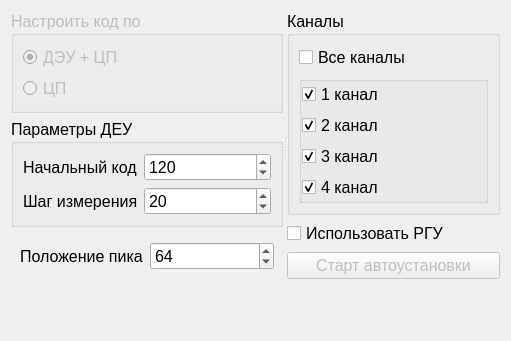
Old version of the form sprsettingsrentgenautosetwidget.ui in the repository longway34/SeparaterQt2.
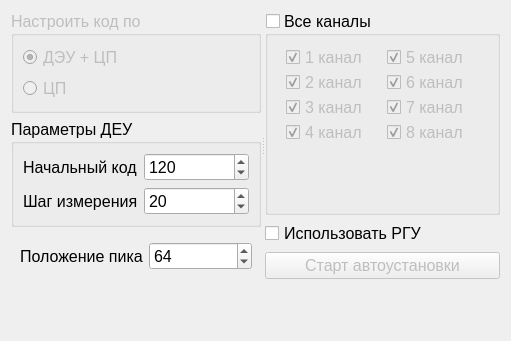
New version of the form.

```diff
--- a/sprsettingsrentgenautosetwidget.ui
+++ b/sprsettingsrentgenautosetwidget.ui
@@ -74,14 +74,14 @@
           <string>Параметры ДЕУ</string>
          </property>
          <layout class="QFormLayout" name="formLayout">
-          <item row="0" column="0">
+          <item row="1" column="0">
            <widget class="QLabel" name="label">
             <property name="text">
              <string>Начальный код</string>
             </property>
            </widget>
           </item>
-          <item row="0" column="1">
+          <item row="1" column="1">
            <widget class="QSpinBox" name="leCodeBegin">
             <property name="maximum">
              <number>1024</number>
@@ -91,14 +91,14 @@
             </property>
            </widget>
           </item>
-          <item row="1" column="0">
+          <item row="2" column="0">
            <widget class="QLabel" name="label_2">
             <property name="text">
              <string>Шаг измерения</string>
             </property>
            </widget>
           </item>
-          <item row="1" column="1">
+          <item row="2" column="1">
            <widget class="QSpinBox" name="leCodeStep">
             <property name="value">
              <number>20</number>
@@ -145,33 +145,23 @@
         <number>0</number>
        </property>
        <item>
-        <widget class="QGroupBox" name="groupBox_3">
+        <widget class="QGroupBox" name="gbAllChannels">
+         <property name="enabled">
+          <bool>true</bool>
+         </property>
          <property name="title">
-          <string>Каналы</string>
+          <string>Все каналы</string>
+         </property>
+         <property name="checkable">
+          <bool>true</bool>
+         </property>
+         <property name="checked">
+          <bool>false</bool>
          </property>
          <layout class="QVBoxLayout" name="verticalLayout_3">
           <item>
-           <widget class="QCheckBox" name="cbAllChannels">
-            <property name="text">
-             <string>Все каналы</string>
-            </property>
-            <property name="checked">
-             <bool>false</bool>
-            </property>
-           </widget>
-          </item>
-          <item>
-           <widget class="QGroupBox" name="gbChannels">
-            <property name="enabled">
-             <bool>true</bool>
-            </property>
-            <property name="title">
-             <string/>
-            </property>
-            <layout class="QVBoxLayout" name="verticalLayout_5">
-             <property name="leftMargin">
-              <number>0</number>
-             </property>
+           <widget class="QWidget" name="wAllChannels" native="true">
+            <layout class="QGridLayout" name="gridLayout">
              <property name="topMargin">
               <number>0</number>
              </property>
@@ -181,10 +171,23 @@
              <property name="bottomMargin">
               <number>0</number>
              </property>
-             <item>
+             <property name="spacing">
+              <number>0</number>
+             </property>
+             <item row="0" column="1">
+              <widget class="QCheckBox" name="cbChannel5">
+               <property name="text">
+                <string>5 канал</string>
+               </property>
+               <property name="checked">
+                <bool>true</bool>
+               </property>
+              </widget>
+             </item>
+             <item row="0" column="0">
               <widget class="QCheckBox" name="cbChannel1">
                <property name="enabled">
-                <bool>true</bool>
+                <bool>false</bool>
                </property>
                <property name="text">
                 <string>1 канал</string>
@@ -197,10 +200,10 @@
                </property>
               </widget>
              </item>
-             <item>
+             <item row="4" column="0">
               <widget class="QCheckBox" name="cbChannel2">
                <property name="enabled">
-                <bool>true</bool>
+                <bool>false</bool>
                </property>
                <property name="text">
                 <string>2 канал</string>
@@ -210,10 +213,10 @@
                </property>
               </widget>
              </item>
-             <item>
+             <item row="5" column="0">
               <widget class="QCheckBox" name="cbChannel3">
                <property name="enabled">
-                <bool>true</bool>
+                <bool>false</bool>
                </property>
                <property name="text">
                 <string>3 канал</string>
@@ -223,10 +226,10 @@
                </property>
               </widget>
              </item>
-             <item>
+             <item row="6" column="0">
               <widget class="QCheckBox" name="cbChannel4">
                <property name="enabled">
-                <bool>true</bool>
+                <bool>false</bool>
                </property>
                <property name="text">
                 <string>4 канал</string>
@@ -236,9 +239,52 @@
                </property>
               </widget>
              </item>
+             <item row="4" column="1">
+              <widget class="QCheckBox" name="cbChannel6">
+               <property name="text">
+                <string>6 канал</string>
+               </property>
+               <property name="checked">
+                <bool>true</bool>
+               </property>
+              </widget>
+             </item>
+             <item row="5" column="1">
+              <widget class="QCheckBox" name="cbChannel7">
+               <property name="text">
+                <string>7 канал</string>
+               </property>
+               <property name="checked">
+                <bool>true</bool>
+               </property>
+              </widget>
+             </item>
+             <item row="6" column="1">
+              <widget class="QCheckBox" name="cbChannel8">
+               <property name="text">
+                <string>8 канал</string>
+               </property>
+               <property name="checked">
+                <bool>true</bool>
+               </property>
+              </widget>
+             </item>
             </layout>
            </widget>
           </item>
+          <item>
+           <spacer name="chSpacer">
+            <property name="orientation">
+             <enum>Qt::Vertical</enum>
+            </property>
+            <property name="sizeHint" stdset="0">
+             <size>
+              <width>20</width>
+              <height>40</height>
+             </size>
+            </property>
+           </spacer>
+          </item>
          </layout>
         </widget>
        </item>
```
